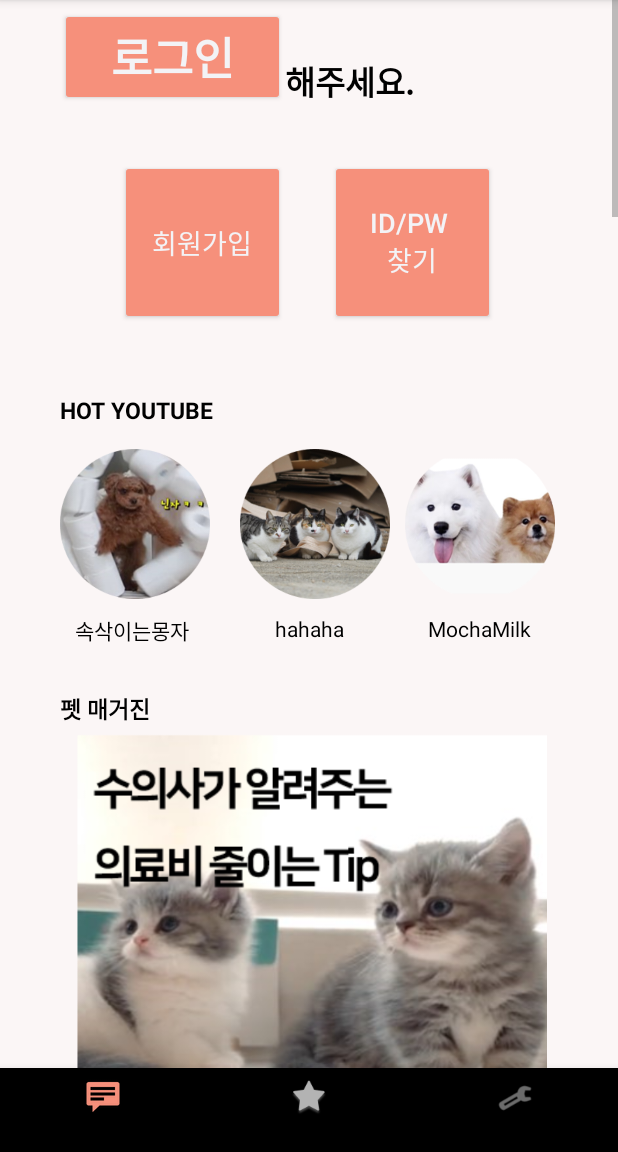
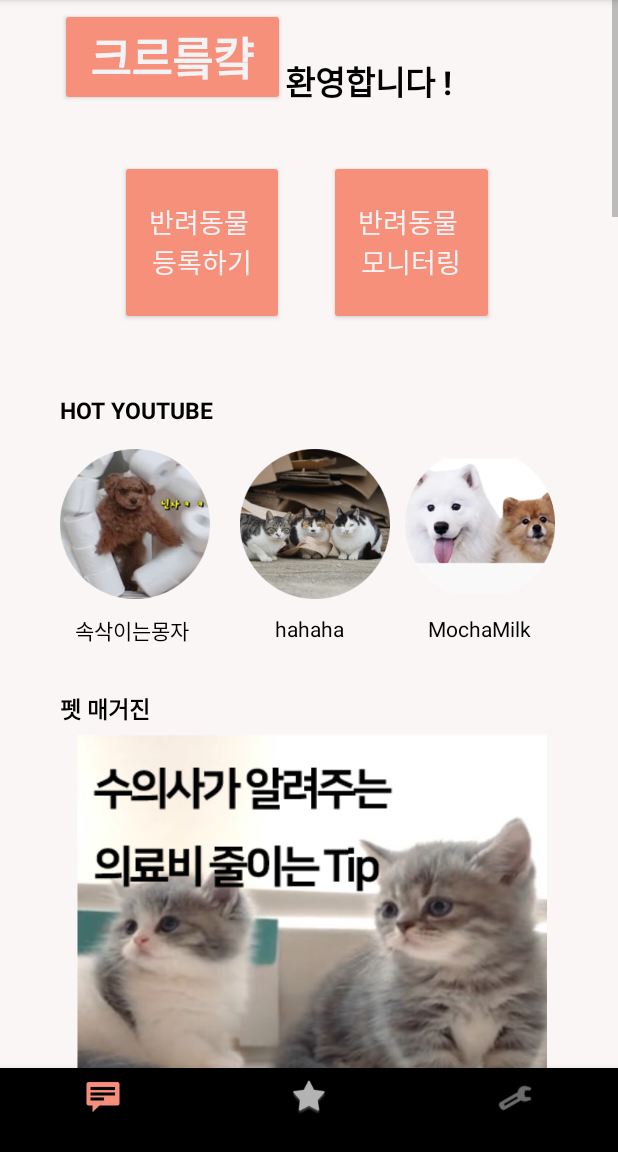
Before and after one commit to jun4256/Pettelier_Android.Vol2, an Android app: the fragment fm_board placed in its activity, item 2 of the bottom bar chosen, on a phone screen of 412 x 824 dp, the part 84-1236 px from its top. Run offline under Robolectric (Android 15) with nearby library versions, the phone set to English and light mode, and no system bars; our stand-ins replace Volley; network calls fail.

Commit message:
로그인->메인

```diff
--- a/app/src/main/java/com/example/pettelier_androidvol2/Admin_Login_Main.java
+++ b/app/src/main/java/com/example/pettelier_androidvol2/Admin_Login_Main.java
@@ -37,6 +37,7 @@ public class Admin_Login_Main extends AppCompatActivity {
         btn_admin_feed.setOnClickListener(new View.OnClickListener() {
             @Override
             public void onClick(View view) {
+                Intent intent = new Intent(getApplicationContext(),fm_feedPage.class);
 
             }
         });
@@ -44,6 +45,7 @@ public class Admin_Login_Main extends AppCompatActivity {
         btn_admin_fan_control.setOnClickListener(new View.OnClickListener() {
             @Override
             public void onClick(View view) {
+                Intent intent = new Intent(getApplicationContext(),fanPage.class);
 
             }
         });
--- a/app/src/main/java/com/example/pettelier_androidvol2/Main_Page.java
+++ b/app/src/main/java/com/example/pettelier_androidvol2/Main_Page.java
@@ -38,6 +38,10 @@ public class Main_Page extends AppCompatActivity {
         fm = getSupportFragmentManager();   // 프라그먼트 매니저 셋팅
 
 
+        fm.beginTransaction().replace(R.id.frame,home).commit();
+
+
+
         navi = findViewById(R.id.navi);      //하단 네비바
         navi.setOnNavigationItemSelectedListener(new BottomNavigationView.OnNavigationItemSelectedListener() {
             @Override
@@ -54,9 +58,9 @@ public class Main_Page extends AppCompatActivity {
                         break;
                     case R.id.setting:
                         fm.beginTransaction().replace(R.id.frame,setting).commit();
-//
                         Toast.makeText(getApplicationContext(), "설정", Toast.LENGTH_SHORT).show();
                         break;
+
                 }
                 return false;
             }
--- a/app/src/main/java/com/example/pettelier_androidvol2/Real_Main.java
+++ b/app/src/main/java/com/example/pettelier_androidvol2/Real_Main.java
@@ -12,14 +12,13 @@ import android.widget.TextView;
 
 import androidx.annotation.NonNull;
 import androidx.annotation.Nullable;
-import androidx.appcompat.app.AppCompatActivity;
 import androidx.fragment.app.Fragment;
 import androidx.fragment.app.FragmentManager;
 
 
 public class Real_Main extends Fragment {
 
-    private Button btn_Mainlogin;
+    private Button btn_MainNick;
     private Button Main_btn1,Main_btn2;
     private TextView welcome;
     private FragmentManager fm;
@@ -31,10 +30,9 @@ public class Real_Main extends Fragment {
     public View onCreateView(@NonNull LayoutInflater inflater, @Nullable ViewGroup container, @Nullable Bundle savedInstanceState) {
         View fragment = inflater.inflate(R.layout.activity_real_main,container,false);
 
-
-        btn_Mainlogin = fragment.findViewById(R.id.btn_Mainlogin);
-        Main_btn1 = fragment.findViewById(R.id.Main_btn1);  // 회원가입버튼
-        Main_btn2 = fragment.findViewById(R.id.Main_btn2); // id/pw 찾기 버튼
+        btn_MainNick = fragment.findViewById(R.id.btn_MainNick);
+        Main_btn1 = fragment.findViewById(R.id.Main_btn1);
+        Main_btn2 = fragment.findViewById(R.id.Main_btn2);
 
 
         onyoutube1 = fragment.findViewById(R.id.onyoutube1);
@@ -52,23 +50,20 @@ public class Real_Main extends Fragment {
         info2 = fragment.findViewById(R.id.info2);
 
 
+        if((loginCheck.info)!=null){
+            btn_MainNick.setText(loginCheck.info.getNick());
+
+        }
 
 
 
 
-        btn_Mainlogin.setOnClickListener(new View.OnClickListener() {
-            @Override
-            public void onClick(View view) {
-                Intent intent = new Intent(getContext(),login.class);
-                startActivity(intent);
-            }
-        });
 
 
         Main_btn1.setOnClickListener(new View.OnClickListener() {
             @Override
             public void onClick(View view) {
-                Intent intent = new Intent(getContext(),join.class);
+                Intent intent = new Intent(getContext(),Pet_register.class);
                 startActivity(intent);
             }
         });
@@ -76,7 +71,7 @@ public class Real_Main extends Fragment {
         Main_btn2.setOnClickListener(new View.OnClickListener() {
             @Override
             public void onClick(View view) {
-                Intent intent = new Intent(getContext(),find_id.class);
+                Intent intent = new Intent(getContext(),Pet_register.class);
                 startActivity(intent);
             }
         });
--- a/app/src/main/java/com/example/pettelier_androidvol2/boardWrite.java
+++ b/app/src/main/java/com/example/pettelier_androidvol2/boardWrite.java
@@ -65,7 +65,7 @@ public class boardWrite extends AppCompatActivity {
         requestQueue = Volley.newRequestQueue(this);    // this==getApplicationContext();
 
         // 서버에 요청할 주소
-        String url = "http://218.149.140.51:8089/web/boardInsert.do";
+        String url = "http://172.30.1.28:8089/web/boardInsert.do";
 
         // 1.객체만들고 요청 주소만듦
 
@@ -78,7 +78,7 @@ public class boardWrite extends AppCompatActivity {
                 Log.v("resultValue",response);
                 Log.v("resultValue", response.length()+"");         //응답글자 수 보여짐,
                 if(response.length() > 0) {
-                    Intent intent = new Intent(getApplicationContext(),Real_Main.class);
+                    Intent intent = new Intent(getApplicationContext(),fm_board.class);
                     startActivity(intent);
                     Toast.makeText(getApplicationContext(), "업로드 성공", Toast.LENGTH_SHORT).show();
 
@@ -116,7 +116,7 @@ public class boardWrite extends AppCompatActivity {
                 Map<String, String> params = new HashMap<>();
                 String title = board_title.getText().toString();
                 String content = board_content.getText().toString();
-                String b_writer = writer.getText().toString();
+                String b_writer = loginCheck.info.getId();
 
                 params.put("board_title", title);
                 params.put("board_content",content);
--- a/app/src/main/java/com/example/pettelier_androidvol2/fm_board.java
+++ b/app/src/main/java/com/example/pettelier_androidvol2/fm_board.java
@@ -65,10 +65,11 @@ public class fm_board extends Fragment {
         board_list = fragment.findViewById(R.id.board_list);
         btn_write = fragment.findViewById(R.id.btn_write);
         fm = getActivity().getSupportFragmentManager();
+
         btn_write.setOnClickListener(new View.OnClickListener() {
             @Override
             public void onClick(View view) {
-                Intent intent = new Intent(getContext(),login.class);
+                Intent intent = new Intent(getContext(),boardWrite.class);
                 startActivity(intent);
             }
         });
@@ -113,7 +114,7 @@ public class fm_board extends Fragment {
         requestQueue = Volley.newRequestQueue(getContext());    // this==getApplicationContext();
 
         // 서버에 요청할 주소
-        String url = "http://218.149.140.51:8089/web/boardList.do";
+        String url = "http://172.30.1.28:8089/web/boardList.do";
 
         // 1.객체만들고 요청 주소만듦
 
--- a/app/src/main/res/layout/activity_admin_login_main.xml
+++ b/app/src/main/res/layout/activity_admin_login_main.xml
@@ -53,7 +53,7 @@
                 android:orientation="horizontal">
 
                 <Button
-                    android:id="@+id/btn_Mainlogin"
+                    android:id="@+id/btn_MainNick"
                     android:layout_width="150dp"
                     android:layout_height="wrap_content"
                     android:layout_marginTop="5dp"
--- a/app/src/main/res/layout/activity_after_login_main.xml
+++ b/app/src/main/res/layout/activity_after_login_main.xml
@@ -5,8 +5,10 @@
     android:layout_width="match_parent"
     android:layout_height="match_parent"
     android:background="#FBF6F6"
-    android:orientation="vertical">
+    android:orientation="vertical"><![CDATA[
     tools:context=".After_Login_Main">
+
+    ]]>
 
     <com.google.android.material.appbar.AppBarLayout
         android:layout_width="match_parent"
@@ -282,4 +284,5 @@
 
         </LinearLayout>
     </ScrollView>
+
 </LinearLayout>
--- a/app/src/main/res/layout/activity_real_main.xml
+++ b/app/src/main/res/layout/activity_real_main.xml
@@ -43,13 +43,13 @@
                 android:orientation="horizontal">
 
                 <Button
-                    android:id="@+id/btn_Mainlogin"
+                    android:id="@+id/btn_MainNick"
                     android:layout_width="150dp"
                     android:layout_height="wrap_content"
                     android:layout_marginTop="5dp"
                     android:layout_weight="1"
                     android:onClick="login"
-                    android:text="로그인"
+                    android:text="크르릌컄"
                     android:textColor="#F3F3F6"
                     android:textSize="30dp"
                     android:textStyle="bold" />
@@ -60,7 +60,7 @@
                     android:layout_gravity="bottom|left"
                     android:layout_weight="1"
                     android:gravity="bottom|left"
-                    android:text="해주세요."
+                    android:text="환영합니다 !"
                     android:textColor="#000000"
                     android:textSize="22dp"
                     android:textStyle="bold" />
@@ -76,11 +76,11 @@
 
                 <Button
                     android:id="@+id/Main_btn1"
-                    android:layout_width="110dp"
+                    android:layout_width="109dp"
                     android:layout_height="110dp"
                     android:layout_marginRight="30dp"
 
-                    android:text="회원가입"
+                    android:text="반려동물 \n등록하기"
 
                     android:textColor="#F3F3F6"
                     android:textSize="18dp" />
@@ -90,7 +90,7 @@
                     android:layout_width="110dp"
                     android:layout_height="110dp"
 
-                    android:text="ID/PW \n찾기"
+                    android:text="반려동물 \n모니터링"
 
                     android:textColor="#F3F3F6"
                     android:textSize="18dp" />
--- a/app/src/main/res/layout/go_home.xml
+++ b/app/src/main/res/layout/go_home.xml
@@ -44,7 +44,7 @@
                 android:orientation="horizontal">
 
                 <Button
-                    android:id="@+id/btn_Mainlogin"
+                    android:id="@+id/btn_MainNick"
                     android:layout_width="150dp"
                     android:layout_height="wrap_content"
                     android:layout_marginTop="5dp"
```
Also changed, not shown: app/src/main/AndroidManifest.xml (+14 -12 lines), app/src/main/java/com/example/pettelier_androidvol2/After_Login_Main.java (+88 -25 lines), app/src/main/java/com/example/pettelier_androidvol2/login.java (+11 -3 lines), app/src/main/res/layout/board.xml (+11 -11 lines).
